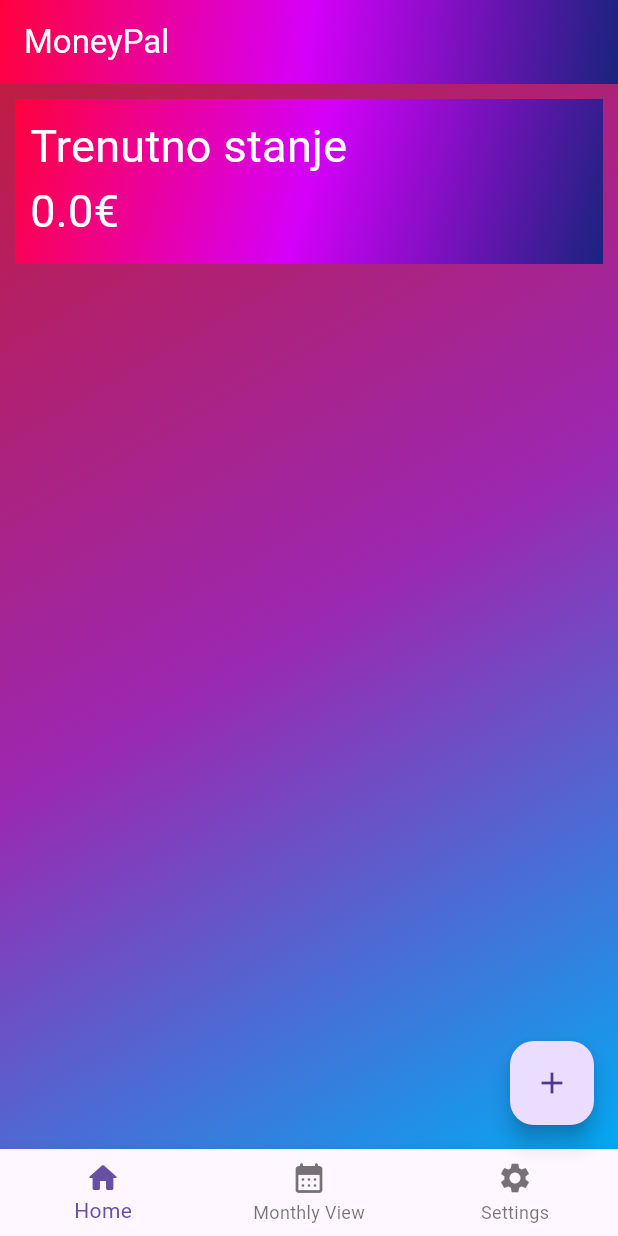
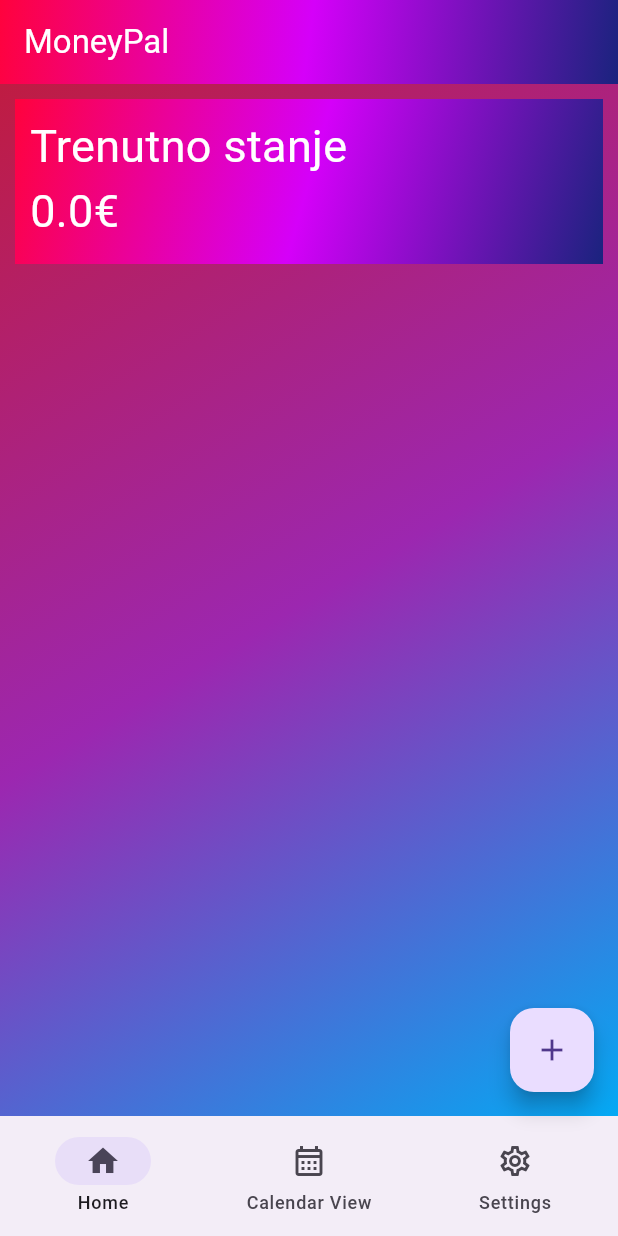
Before and after one commit to luximo55/money_pal, a Flutter app: the screen it shows after launch, on a phone screen of 412 x 824 dp. Run offline on Flutter 3.47's test engine with Material 3 defaults, Android fonts, the phone set to English and light mode, and no system bars.

Commit message:
Added more menus

```diff
--- a/lib/main.dart
+++ b/lib/main.dart
@@ -16,7 +16,7 @@ class Expense {
 }
 
 class MyApp extends StatefulWidget {
-  const MyApp({Key? key}) : super(key: key);
+  const MyApp({super.key});
 
   @override
   State<MyApp> createState() => _MyAppState();
@@ -25,6 +25,7 @@ class MyApp extends StatefulWidget {
 class _MyAppState extends State<MyApp> {
   double count = 0;
   List<Expense> expenses = [];
+  int currentPageIndex = 0;
 
   void updateCount(double newCount, String category, DateTime date) {
     setState(() {
@@ -52,7 +53,9 @@ class _MyAppState extends State<MyApp> {
           style: TextStyle(color: Colors.white),
         ),
       ),
-      body: Container(
+
+      body: <Widget>[
+        Container(
           decoration: const BoxDecoration(
             gradient: LinearGradient(
               colors: [Color(0xffbf1c42), Colors.purple, Colors.lightBlue],
@@ -60,6 +63,8 @@ class _MyAppState extends State<MyApp> {
               end: Alignment.bottomRight,
             ),
           ),
+
+          /// Home page
           child: Column(
             children: [
               Container(
@@ -109,6 +114,30 @@ class _MyAppState extends State<MyApp> {
             ],
           ),
         ),
+
+        /// Calendar page
+        Container(
+          decoration: const BoxDecoration(
+            gradient: LinearGradient(
+              colors: [Color(0xffbf1c42), Colors.purple, Colors.lightBlue],
+              begin: Alignment.topLeft,
+              end: Alignment.bottomRight,
+            ),
+          ),
+        ),
+
+        /// Settings page
+        Container(
+          decoration: const BoxDecoration(
+            gradient: LinearGradient(
+              colors: [Color(0xffbf1c42), Colors.purple, Colors.lightBlue],
+              begin: Alignment.topLeft,
+              end: Alignment.bottomRight,
+            ),
+          ),
+        ),
+      ][currentPageIndex],
+
       floatingActionButton: FloatingActionButton(
         child: const Icon(Icons.add),
         onPressed: () {
@@ -120,28 +149,41 @@ class _MyAppState extends State<MyApp> {
           );
         },
       ),
-      bottomNavigationBar: BottomNavigationBar(items: const [
-        BottomNavigationBarItem(
-          icon: Icon(Icons.home_rounded),
+      bottomNavigationBar: NavigationBar(
+        onDestinationSelected: (int index) {
+          setState(() {
+            currentPageIndex = index;
+          });
+        },
+        indicatorColor: Colors.deepPurple[85],
+        selectedIndex: currentPageIndex,
+        destinations: const <Widget>[
+          NavigationDestination(
+            selectedIcon: Icon(Icons.home),
+            icon: Icon(Icons.home_outlined),
             label: 'Home',
           ),
-        BottomNavigationBarItem(
-          icon: Icon(Icons.calendar_month_rounded),
-          label: 'Monthly View',
+          NavigationDestination(
+            selectedIcon: Icon(Icons.calendar_month),
+            icon: Icon(Icons.calendar_month_outlined),
+            label: 'Calendar View',
           ),
-        BottomNavigationBarItem(
-          icon: Icon(Icons.settings),
+          NavigationDestination(
+            selectedIcon: Icon(Icons.settings),
+            icon: Icon(Icons.settings_outlined),
             label: 'Settings',
           ),
-      ]),
+        ],
+      ),
     );
   }
 }
 
+
 class ExpenseWidget extends StatelessWidget {
   final Expense expense;
 
-  const ExpenseWidget({Key? key, required this.expense}) : super(key: key);
+  const ExpenseWidget({super.key, required this.expense});
 
   @override
   Widget build(BuildContext context) {
@@ -161,7 +203,7 @@ class ExpenseWidget extends StatelessWidget {
 class AddMoney extends StatefulWidget {
   final Function(double, String, DateTime) updateCount;
 
-  const AddMoney({Key? key, required this.updateCount}) : super(key: key);
+  const AddMoney({super.key, required this.updateCount});
 
   @override
   State<AddMoney> createState() => _AddMoneyState();
@@ -227,11 +269,11 @@ class _AddMoneyState extends State<AddMoney> {
                   ElevatedButton(
                     onPressed: () => _selectDate(context),
                     style: ElevatedButton.styleFrom(
-                      backgroundColor: Colors.grey,
+                      backgroundColor:Colors.grey,
                     ),
                     child: Text(
                       selectedDate != null
-                          ? "${selectedDate!.day}/${selectedDate!.month}/${selectedDate!.year}"
+                          ? "${selectedDate!.day}. ${selectedDate!.month}. ${selectedDate!.year}"
                           : 'Izaberite datum',
                     ),
                   ),
@@ -244,7 +286,7 @@ class _AddMoneyState extends State<AddMoney> {
               width: double.infinity,
               padding: const EdgeInsets.symmetric(horizontal: 16, vertical: 8),
               decoration: BoxDecoration(
-                border: Border.all(color: Colors.grey),
+                border: Border.all(color:Colors.grey),
                 borderRadius: BorderRadius.circular(8),
               ),
               child: DropdownMenu(
@@ -284,7 +326,7 @@ class _AddMoneyState extends State<AddMoney> {
 class MyCustomForm extends StatelessWidget {
   final TextEditingController controller;
 
-  const MyCustomForm({Key? key, required this.controller}) : super(key: key);
+  const MyCustomForm({super.key, required this.controller});
 
   @override
   Widget build(BuildContext context) {
@@ -309,7 +351,7 @@ class MyCustomForm extends StatelessWidget {
 }
 
 class Monthly extends StatelessWidget {
-  const Monthly({Key? key}) : super(key: key);
+  const Monthly({super.key});
 
   @override
   Widget build(BuildContext context) {
--- a/pubspec.yaml
+++ b/pubspec.yaml
@@ -35,6 +35,7 @@ dependencies:
   # The following adds the Cupertino Icons font to your application.
   # Use with the CupertinoIcons class for iOS style icons.
   cupertino_icons: ^1.0.2
+  shared_preferences: ^2.2.2
 
 dev_dependencies:
   flutter_test:
@@ -45,7 +46,7 @@ dev_dependencies:
   # activated in the `analysis_options.yaml` file located at the root of your
   # package. See that file for information about deactivating specific lint
   # rules and activating additional ones.
-  flutter_lints: ^2.0.0
+  flutter_lints: ^3.0.1
 
 # For information on the generic Dart part of this file, see the
 # following page: https://dart.dev/tools/pub/pubspec
```
Also changed, not shown: pubspec.lock, 1 other file. Lines whose indentation alone changed are shown as unchanged.
